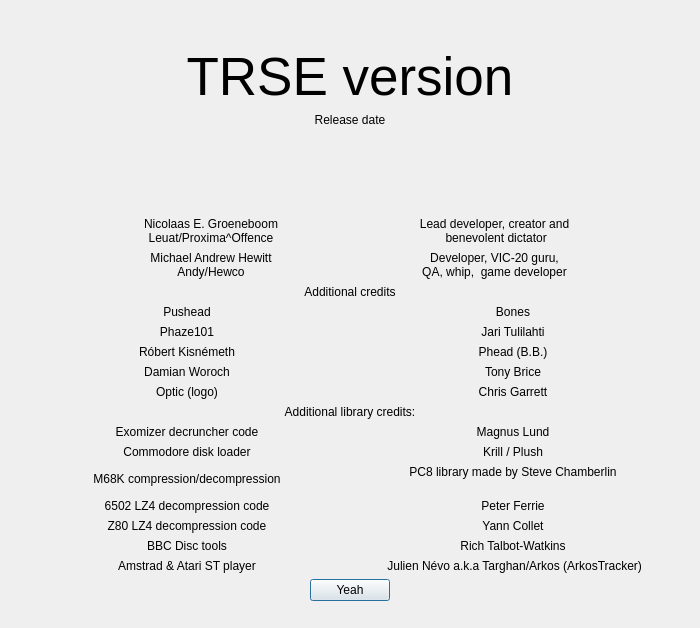
First picture: the form in source/dialogabout.ui, repository leuat/TRSE, before the edit.
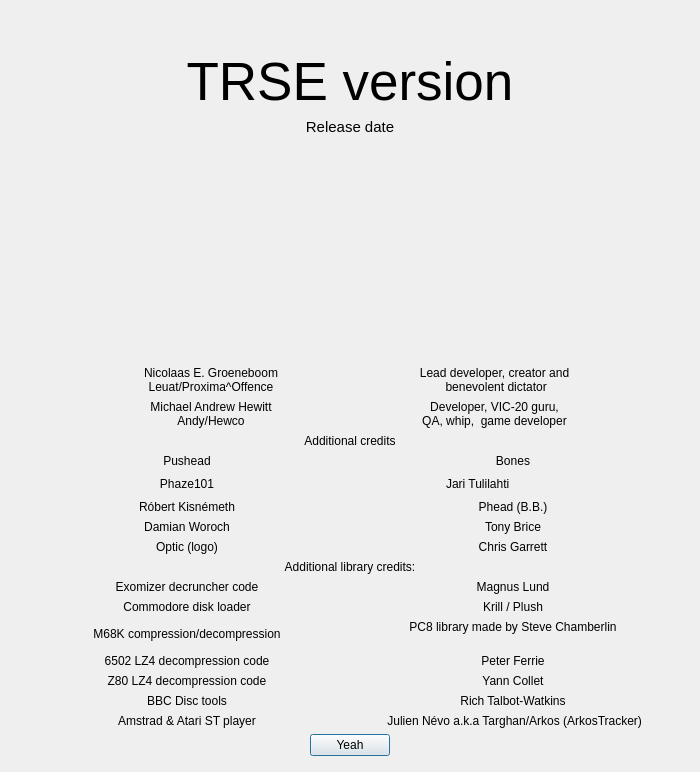
Second picture: the form after the edit. Icons and pictures are not drawn.

```diff
--- a/source/dialogabout.ui
+++ b/source/dialogabout.ui
@@ -7,7 +7,7 @@
     <x>0</x>
     <y>0</y>
     <width>700</width>
-    <height>628</height>
+    <height>772</height>
    </rect>
   </property>
   <property name="sizePolicy">
@@ -20,8 +20,20 @@
    <string>About</string>
   </property>
   <layout class="QVBoxLayout" name="verticalLayout_2">
+   <property name="spacing">
+    <number>6</number>
+   </property>
+   <property name="topMargin">
+    <number>0</number>
+   </property>
+   <property name="bottomMargin">
+    <number>0</number>
+   </property>
    <item>
     <layout class="QVBoxLayout" name="verticalLayout">
+     <property name="spacing">
+      <number>6</number>
+     </property>
      <property name="sizeConstraint">
       <enum>QLayout::SetDefaultConstraint</enum>
      </property>
@@ -29,7 +41,7 @@
       <number>16</number>
      </property>
      <property name="topMargin">
-      <number>16</number>
+      <number>32</number>
      </property>
      <property name="rightMargin">
       <number>16</number>
@@ -70,6 +82,11 @@
      </item>
      <item>
       <widget class="QLabel" name="lblDate">
+       <property name="font">
+        <font>
+         <pointsize>11</pointsize>
+        </font>
+       </property>
        <property name="text">
         <string>Release date</string>
        </property>
@@ -79,10 +96,7 @@
       </widget>
      </item>
      <item>
-      <layout class="QVBoxLayout" name="verticalLayout_4"/>
-     </item>
-     <item>
-      <layout class="QGridLayout" name="gridLayout" rowstretch="1,0,0,0" columnstretch="1,1,5,9,0">
+      <layout class="QGridLayout" name="gridLayout" rowstretch="1,0,0" columnstretch="1,1,5,9">
        <item row="1" column="3">
         <widget class="QLabel" name="label_2">
          <property name="text">
@@ -193,8 +207,8 @@
       </widget>
      </item>
      <item>
-      <layout class="QGridLayout" name="gridLayout_2">
-       <item row="2" column="0">
+      <layout class="QGridLayout" name="gridLayout_2" columnstretch="1,1">
+       <item row="3" column="0">
         <widget class="QLabel" name="lblDate_9">
          <property name="text">
           <string>Róbert Kisnémeth</string>
@@ -204,7 +218,7 @@
          </property>
         </widget>
        </item>
-       <item row="2" column="1">
+       <item row="3" column="1">
         <widget class="QLabel" name="lblDate_10">
          <property name="text">
           <string>Phead (B.B.)</string>
@@ -214,7 +228,7 @@
          </property>
         </widget>
        </item>
-       <item row="3" column="1">
+       <item row="4" column="1">
         <widget class="QLabel" name="lblDate_8">
          <property name="text">
           <string>Tony Brice</string>
@@ -224,6 +238,46 @@
          </property>
         </widget>
        </item>
+       <item row="1" column="1">
+        <layout class="QHBoxLayout" name="horizontalLayout_6" stretch="0,1,100">
+         <item>
+          <spacer name="horizontalSpacer_2">
+           <property name="orientation">
+            <enum>Qt::Horizontal</enum>
+           </property>
+           <property name="sizeHint" stdset="0">
+            <size>
+             <width>80</width>
+             <height>20</height>
+            </size>
+           </property>
+          </spacer>
+         </item>
+         <item>
+          <widget class="QLabel" name="label_6">
+           <property name="text">
+            <string/>
+           </property>
+           <property name="pixmap">
+            <pixmap resource="../resources.qrc">:/resources/images/portraits/brain_small.png</pixmap>
+           </property>
+           <property name="scaledContents">
+            <bool>false</bool>
+           </property>
+          </widget>
+         </item>
+         <item>
+          <widget class="QLabel" name="lblDate_6">
+           <property name="text">
+            <string>Jari Tulilahti</string>
+           </property>
+           <property name="alignment">
+            <set>Qt::AlignLeading|Qt::AlignLeft|Qt::AlignVCenter</set>
+           </property>
+          </widget>
+         </item>
+        </layout>
+       </item>
        <item row="0" column="0">
         <widget class="QLabel" name="lblDate_3">
          <property name="text">
@@ -244,7 +298,7 @@
          </property>
         </widget>
        </item>
-       <item row="3" column="0">
+       <item row="4" column="0">
         <widget class="QLabel" name="lblDate_4">
          <property name="text">
           <string>Damian Woroch</string>
@@ -254,16 +308,6 @@
          </property>
         </widget>
        </item>
-       <item row="1" column="1">
-        <widget class="QLabel" name="lblDate_6">
-         <property name="text">
-          <string>Jari Tulilahti</string>
-         </property>
-         <property name="alignment">
-          <set>Qt::AlignCenter</set>
-         </property>
-        </widget>
-       </item>
        <item row="1" column="0">
         <widget class="QLabel" name="lblDate_5">
          <property name="text">
@@ -274,7 +318,7 @@
          </property>
         </widget>
        </item>
-       <item row="4" column="1">
+       <item row="5" column="1">
         <widget class="QLabel" name="lblDate_12">
          <property name="text">
           <string>Chris Garrett</string>
@@ -284,7 +328,7 @@
          </property>
         </widget>
        </item>
-       <item row="4" column="0">
+       <item row="5" column="0">
         <widget class="QLabel" name="lblDate_11">
          <property name="text">
           <string>Optic (logo)</string>
```
Left out of the diff: 182 changed lines with no effect on the pictures.
